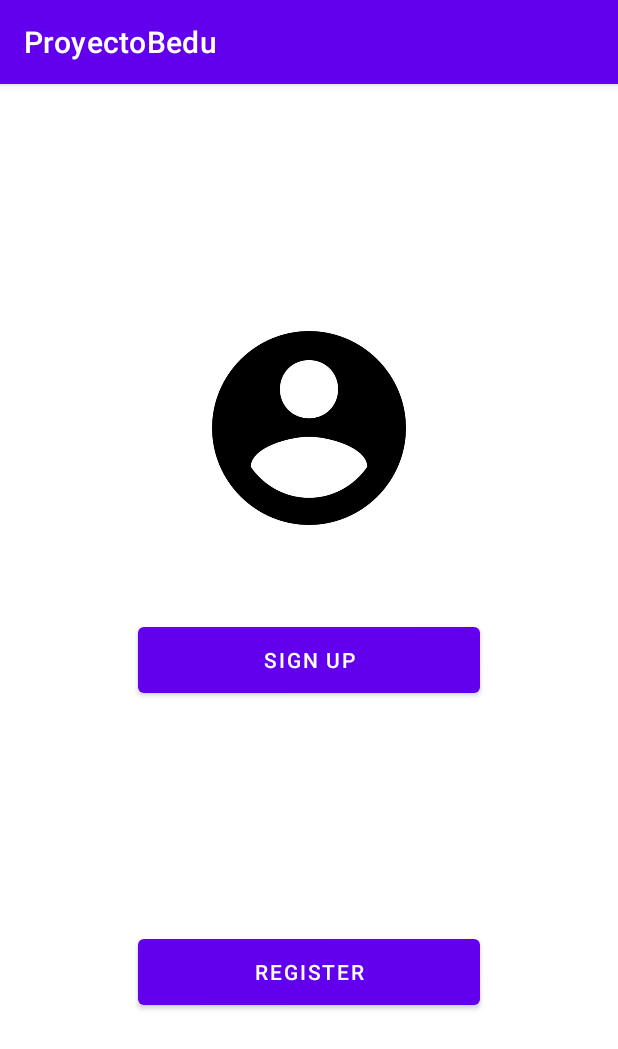
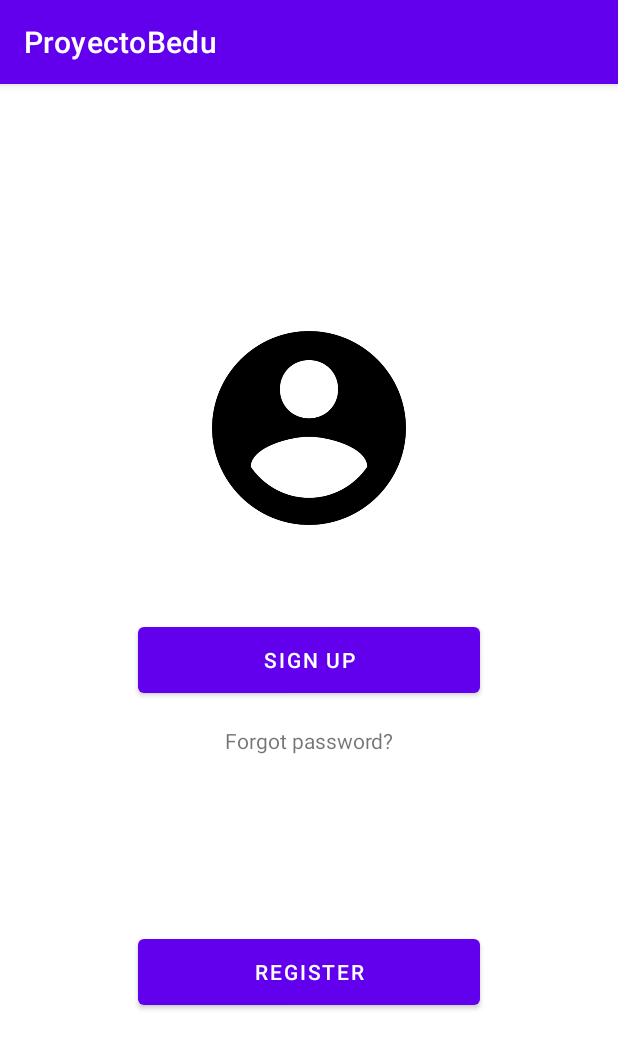
Before and after one commit to Samir-torres/BeduProject, an Android app: the screen it shows after launch (MainActivity), on a phone screen of 412 x 824 dp. Shown: the top 1049 px of the screen. Run offline under Robolectric (Android 15) with nearby library versions, the phone set to English and light mode, and no system bars.

Commit message:
Pantalla de correo olvidado

```diff
--- a/app/src/main/AndroidManifest.xml
+++ b/app/src/main/AndroidManifest.xml
@@ -20,7 +20,8 @@
         android:roundIcon="@mipmap/ic_launcher_round"
         android:supportsRtl="true"
         android:theme="@style/Theme.ProyectoBedu">
-        <activity android:name=".TiendaActivity"></activity>
+        <activity android:name=".ActivityForgotPass"></activity>
+        <activity android:name=".TiendaActivity" />
         <activity android:name=".InicioActivity" />
         <activity android:name=".activity_registro" />
         <activity android:name=".MainActivity">
--- a/app/src/main/java/org/bedu/proyectobedu/MainActivity.kt
+++ b/app/src/main/java/org/bedu/proyectobedu/MainActivity.kt
@@ -4,11 +4,13 @@ import androidx.appcompat.app.AppCompatActivity
 import android.os.Bundle
 import android.widget.Button as Button
 import android.content.Intent
+import android.widget.TextView
 
 class MainActivity : AppCompatActivity() {
 
     private lateinit var boton1 : Button
     private lateinit var boton2 : Button
+    private lateinit var textView : TextView
 
     override fun onCreate(savedInstanceState: Bundle?) {
         super.onCreate(savedInstanceState)
@@ -16,6 +18,7 @@ class MainActivity : AppCompatActivity() {
 
         boton1 = findViewById(R.id.button)
         boton2 = findViewById(R.id.button2)
+        textView = findViewById(R.id.forgotpass)
 
         boton1.setOnClickListener{
 
@@ -27,6 +30,9 @@ class MainActivity : AppCompatActivity() {
             startActivity(Intent(this, activity_registro::class.java))
         }
 
+        textView.setOnClickListener {
 
+            startActivity(Intent(this, ActivityForgotPass::class.java))
+        }
     }
 }
--- a/app/src/main/res/layout/activity_inicio.xml
+++ b/app/src/main/res/layout/activity_inicio.xml
@@ -12,7 +12,7 @@
         android:layout_width="wrap_content"
         android:layout_height="wrap_content"
         android:text="@string/welcome_act_inicio"
-        android:textSize="30dp" />
+        android:textSize="28dp" />
 
     <EditText
         android:id="@+id/name"
--- a/app/src/main/res/layout/activity_main.xml
+++ b/app/src/main/res/layout/activity_main.xml
@@ -28,6 +28,18 @@
         app:layout_constraintStart_toStartOf="parent"
         app:layout_constraintTop_toTopOf="parent" />
 
+    <TextView
+        android:id="@+id/forgotpass"
+        android:layout_width="match_parent"
+        android:layout_height="wrap_content"
+        android:layout_marginTop="16dp"
+        android:clickable="true"
+        android:focusable="true"
+        android:text="@string/forgotpassword"
+        android:textAlignment="center"
+        app:layout_constraintTop_toBottomOf="@+id/button"
+        tools:layout_editor_absoluteX="0dp" />
+
     <Button
         android:id="@+id/button2"
         android:layout_width="228dp"
--- a/app/src/main/res/values/strings.xml
+++ b/app/src/main/res/values/strings.xml
@@ -12,8 +12,8 @@
     <string name="welcome_act_inicio">Welcome</string>
     <string name="enter">Enter</string>
     <string name="bnt_register_r2">Register</string>
-
-
+    <string name="forgotpassword">Forgot password?</string>
+    <string name="enter_email">Insert your email</string>
 
     <!-- Error messages -->
     <string name="error_fragment_message">An error occurred</string>
```
Also changed, not shown: app/src/main/java/org/bedu/proyectobedu/ActivityForgotPass.kt (added, +11 -0 lines), app/src/main/res/layout/activity_forgot_pass.xml (added, +32 -0 lines), 1 other file.
